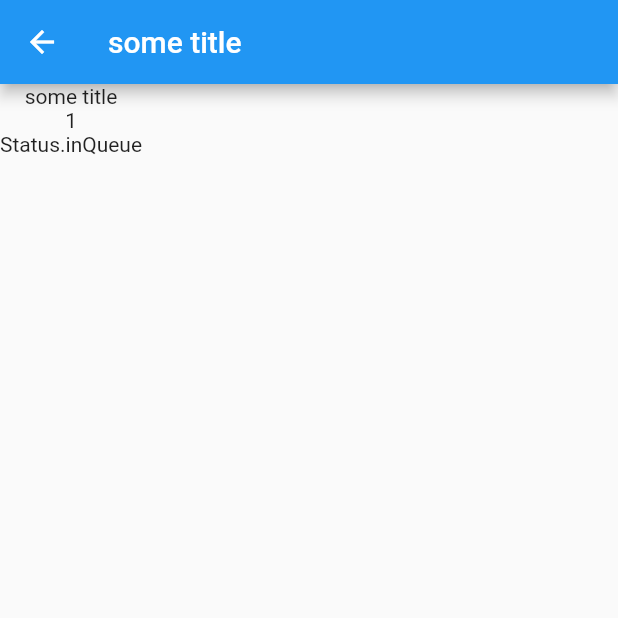
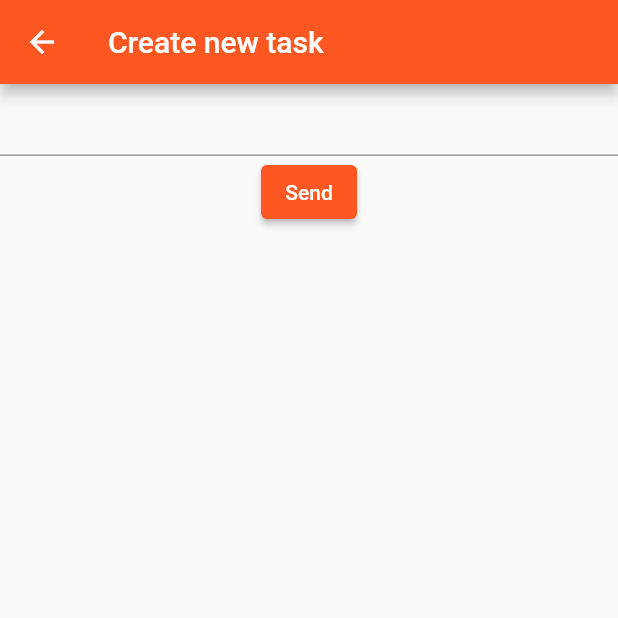
Before and after one commit to Garius6/kirgu-app-mobile, a Flutter app: the screen it shows after launch, after a tap on the "add" icon, on a phone screen of 412 x 824 dp, the top half of it. Run offline on Flutter 3.47's test engine with Material 2 defaults, Android fonts, the light colour scheme and no system bars; network calls fail.

Commit message:
Added something

```diff
--- a/lib/src/app.dart
+++ b/lib/src/app.dart
@@ -19,94 +19,9 @@ class MyApp extends StatelessWidget {
         // or simply save your changes to "hot reload" in a Flutter IDE).
         // Notice that the counter didn't reset back to zero; the application
         // is not restarted.
-        primarySwatch: Colors.blue,
+        primarySwatch: Colors.deepOrange,
       ),
-      home: TasksList(),
+      home: const TasksList(),
     );
   }
 }
-
-class MyHomePage extends StatefulWidget {
-  const MyHomePage({super.key, required this.title});
-
-  // This widget is the home page of your application. It is stateful, meaning
-  // that it has a State object (defined below) that contains fields that affect
-  // how it looks.
-
-  // This class is the configuration for the state. It holds the values (in this
-  // case the title) provided by the parent (in this case the App widget) and
-  // used by the build method of the State. Fields in a Widget subclass are
-  // always marked "final".
-
-  final String title;
-
-  @override
-  State<MyHomePage> createState() => _MyHomePageState();
-}
-
-class _MyHomePageState extends State<MyHomePage> {
-  int _counter = 0;
-
-  void _incrementCounter() {
-    setState(() {
-      // This call to setState tells the Flutter framework that something has
-      // changed in this State, which causes it to rerun the build method below
-      // so that the display can reflect the updated values. If we changed
-      // _counter without calling setState(), then the build method would not be
-      // called again, and so nothing would appear to happen.
-      _counter++;
-    });
-  }
-
-  @override
-  Widget build(BuildContext context) {
-    // This method is rerun every time setState is called, for instance as done
-    // by the _incrementCounter method above.
-    //
-    // The Flutter framework has been optimized to make rerunning build methods
-    // fast, so that you can just rebuild anything that needs updating rather
-    // than having to individually change instances of widgets.
-    return Scaffold(
-      appBar: AppBar(
-        // Here we take the value from the MyHomePage object that was created by
-        // the App.build method, and use it to set our appbar title.
-        title: Text(widget.title),
-      ),
-      body: Center(
-        // Center is a layout widget. It takes a single child and positions it
-        // in the middle of the parent.
-        child: Column(
-          // Column is also a layout widget. It takes a list of children and
-          // arranges them vertically. By default, it sizes itself to fit its
-          // children horizontally, and tries to be as tall as its parent.
-          //
-          // Invoke "debug painting" (press "p" in the console, choose the
-          // "Toggle Debug Paint" action from the Flutter Inspector in Android
-          // Studio, or the "Toggle Debug Paint" command in Visual Studio Code)
-          // to see the wireframe for each widget.
-          //
-          // Column has various properties to control how it sizes itself and
-          // how it positions its children. Here we use mainAxisAlignment to
-          // center the children vertically; the main axis here is the vertical
-          // axis because Columns are vertical (the cross axis would be
-          // horizontal).
-          mainAxisAlignment: MainAxisAlignment.center,
-          children: <Widget>[
-            const Text(
-              'You have pushed the button this many times:',
-            ),
-            Text(
-              '$_counter',
-              style: Theme.of(context).textTheme.headline4,
-            ),
-          ],
-        ),
-      ),
-      floatingActionButton: FloatingActionButton(
-        onPressed: _incrementCounter,
-        tooltip: 'Increment',
-        child: const Icon(Icons.add),
-      ), // This trailing comma makes auto-formatting nicer for build methods.
-    );
-  }
-}
--- /dev/null
+++ b/lib/src/screens/task_create.dart
@@ -0,0 +1,46 @@
+import 'package:flutter/material.dart';
+import 'package:kirgu_app/src/models/task.dart';
+import 'package:kirgu_app/src/services/task_service.dart';
+
+class TaskCreateForm extends StatefulWidget {
+  const TaskCreateForm({super.key});
+
+  @override
+  State<TaskCreateForm> createState() => _TaskCreateFormState();
+}
+
+class _TaskCreateFormState extends State<TaskCreateForm> {
+  final _formKey = GlobalKey<FormState>();
+  final _taskTitle = TextEditingController();
+
+  @override
+  Widget build(BuildContext context) {
+    return Scaffold(
+      appBar: AppBar(
+        title: const Text("Create new task"),
+      ),
+      body: Form(
+          key: _formKey,
+          child: Column(
+            children: <Widget>[
+              TextFormField(
+                controller: _taskTitle,
+                validator: (value) {
+                  if (value == null || value.isEmpty) {
+                    return 'Please enter some text';
+                  }
+                  return null;
+                },
+              ),
+              ElevatedButton(
+                  onPressed: () {
+                    if (_formKey.currentState!.validate()) {
+                      createTask(Task(id: 0, title: _taskTitle.text));
+                    }
+                  },
+                  child: const Text("Send"))
+            ],
+          )),
+    );
+  }
+}
--- a/lib/src/screens/task_list.dart
+++ b/lib/src/screens/task_list.dart
@@ -1,5 +1,6 @@
 import 'package:flutter/material.dart';
 import 'package:kirgu_app/src/models/task.dart';
+import 'package:kirgu_app/src/screens/task_create.dart';
 import 'package:kirgu_app/src/screens/task_detail.dart';
 import 'package:http/http.dart' as http;
 
@@ -13,9 +14,23 @@ class TasksList extends StatefulWidget {
 }
 
 class _TasksListState extends State<TasksList> {
+  late Future<List<Task>> fetchTask;
+
   void _openDetails(Task e) {
     Navigator.push(
         context, MaterialPageRoute(builder: (context) => TaskDetail(task: e)));
+  }
+
+  @override
+  void initState() {
+    super.initState();
+    fetchTask = fetchTasks(http.Client());
+  }
+
+  void _updateList() {
+    setState(() {
+      fetchTask = fetchTasks(http.Client());
+    });
   }
 
   @override
@@ -23,9 +38,12 @@ class _TasksListState extends State<TasksList> {
     return Scaffold(
       appBar: AppBar(
         title: const Text("Task list"),
+        actions: [
+          IconButton(onPressed: _updateList, icon: const Icon(Icons.refresh))
+        ],
       ),
       body: FutureBuilder<List<Task>>(
-          future: fetchTasks(http.Client()),
+          future: fetchTask,
           builder: (context, snapshot) {
             if (snapshot.hasError) {
               return const Center(child: Text("Something went wrong"));
@@ -48,12 +66,8 @@ class _TasksListState extends State<TasksList> {
           }),
       floatingActionButton: FloatingActionButton(
         onPressed: () {
-          Navigator.push(
-              context,
-              MaterialPageRoute(
-                  builder: (context) => TaskDetail(
-                        task: Task(id: 1, title: "some title"),
-                      )));
+          Navigator.push(context,
+              MaterialPageRoute(builder: (context) => const TaskCreateForm()));
         },
         child: const Icon(Icons.add),
       ),
--- a/lib/src/services/task_service.dart
+++ b/lib/src/services/task_service.dart
@@ -1,21 +1,30 @@
 import 'dart:convert';
-
 import 'package:flutter/foundation.dart';
-
-import '../models/task.dart';
-
+import 'package:kirgu_app/src/models/task.dart';
 import 'package:http/http.dart' as http;
 
+const String serverURL = 'http://192.168.1.110:8000';
+
 Future<List<Task>> fetchTasks(http.Client client) async {
-  final response =
-      await client.get(Uri.parse('http://192.168.1.110:8000/tasks/'));
+  final response = await client.get(Uri.parse('$serverURL/tasks/'));
 
   // Use the compute function to run parsePhotos in a separate isolate.
-  return compute(parseTasks, response.body);
+  return compute(_parseTasks, response.body);
 }
 
 // A function that converts a response body into a List<Photo>.
-List<Task> parseTasks(String responseBody) {
+List<Task> _parseTasks(String responseBody) {
   final parsed = jsonDecode(responseBody);
+  print(parsed);
   return parsed.map<Task>((json) => Task.fromJson(json)).toList();
 }
+
+Future<http.Response> createTask(Task task) {
+  return http.post(
+    Uri.parse('$serverURL/tasks/'),
+    headers: <String, String>{
+      'Content-Type': 'application/json; charset=UTF-8',
+    },
+    body: jsonEncode(task),
+  );
+}
```
